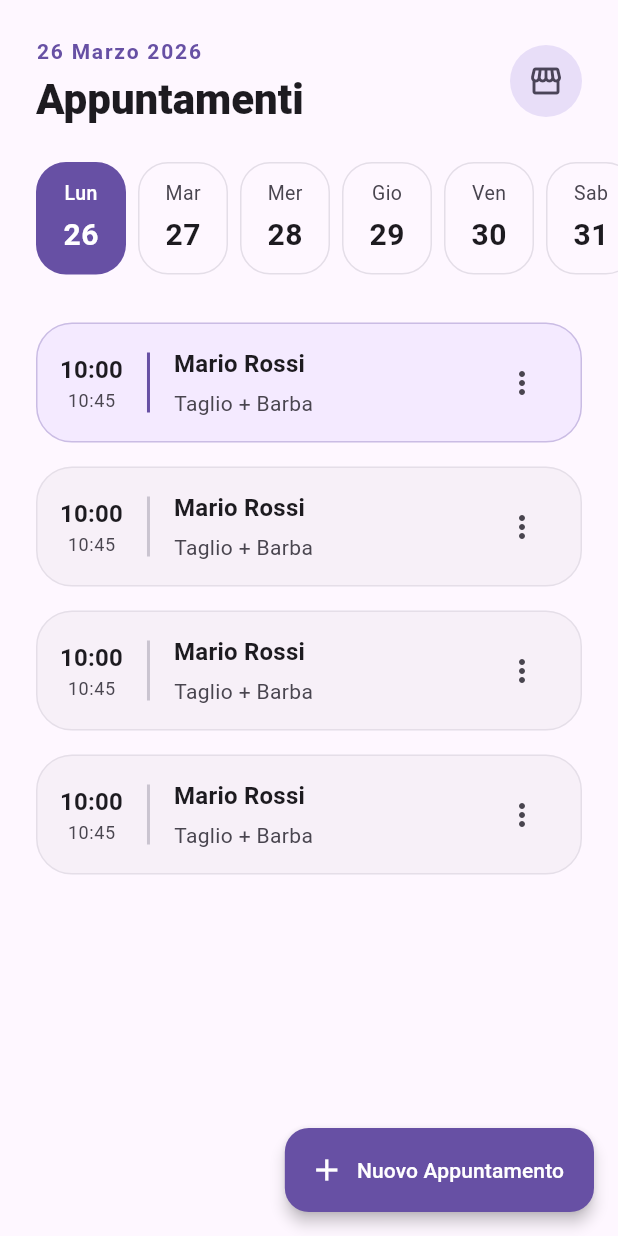
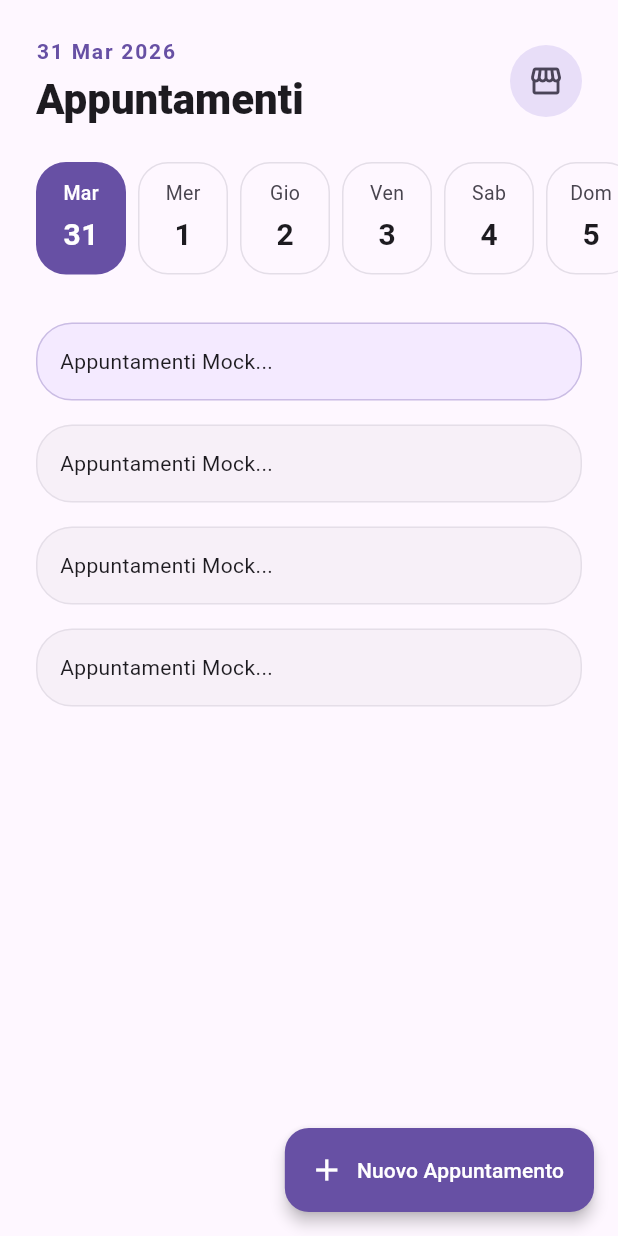
Before and after one commit to MauroPot2/shavette, a Flutter app: the DashboardScreen screen opened by its route, on a phone screen of 412 x 824 dp. Run offline on Flutter 3.47's test engine with Material 3 defaults, Android fonts, the phone set to English and light mode, and no system bars; our stand-ins replace cloud_firestore, firebase_auth, firebase_core, flutter_riverpod, go_router, google_sign_in; accounts and stored records are empty; generated files the repository leaves out were written again.

Commit message:
feat(ui): calendar

```diff
--- a/lib/features/dashboard/presentation/screens/dashboard_screen.dart
+++ b/lib/features/dashboard/presentation/screens/dashboard_screen.dart
@@ -1,13 +1,27 @@
 import 'package:flutter/material.dart';
+import 'package:flutter_riverpod/flutter_riverpod.dart';
+import 'package:flutter_riverpod/legacy.dart';
 import 'package:go_router/go_router.dart';
 
-class DashboardScreen extends StatelessWidget {
+// 1. IL CERVELLO DELLA DATA: Ricorda quale giorno ha selezionato il barbiere.
+// Di default parte dalla data e ora esatta di "oggi".
+final selectedDateProvider = StateProvider<DateTime>((ref) {
+  final now = DateTime.now();
+  // Resettiamo ore e minuti per avere una data "pulita" (es. 26 Marzo 00:00)
+  return DateTime(now.year, now.month, now.day);
+});
+
+// 2. TRASFORMIAMO IN CONSUMER WIDGET per poter ascoltare il provider
+class DashboardScreen extends ConsumerWidget {
   const DashboardScreen({super.key});
 
   @override
-  Widget build(BuildContext context) {
+  Widget build(BuildContext context, WidgetRef ref) {
     final theme = Theme.of(context);
     final colorScheme = theme.colorScheme;
+
+    // Ascoltiamo la data selezionata per aggiornare la UI dinamicamente
+    final selectedDate = ref.watch(selectedDateProvider);
 
     return Scaffold(
       backgroundColor: colorScheme.surface,
@@ -15,11 +29,10 @@ class DashboardScreen extends StatelessWidget {
         child: Column(
           crossAxisAlignment: CrossAxisAlignment.start,
           children: [
-            _buildCustomHeader(context),
+            _buildCustomHeader(context, selectedDate),
             const SizedBox(height: 24),
 
-            // LA NUOVA CALENDAR STRIP PREMIUM
-            _buildDateSelector(context),
+            _buildDateSelector(context, ref, selectedDate),
 
             const SizedBox(height: 24),
             Expanded(
@@ -34,15 +47,34 @@ class DashboardScreen extends StatelessWidget {
         },
         backgroundColor: colorScheme.primary,
         foregroundColor: colorScheme.onPrimary,
-        elevation: 4, // Leggermente più visibile
+        elevation: 4,
         icon: const Icon(Icons.add),
         label: const Text('Nuovo Appuntamento'),
       ),
     );
   }
 
-  Widget _buildCustomHeader(BuildContext context) {
+  Widget _buildCustomHeader(BuildContext context, DateTime selectedDate) {
     final theme = Theme.of(context);
+
+    // Un piccolo helper per i mesi in italiano
+    const mesi = [
+      'Gen',
+      'Feb',
+      'Mar',
+      'Apr',
+      'Mag',
+      'Giu',
+      'Lug',
+      'Ago',
+      'Set',
+      'Ott',
+      'Nov',
+      'Dic',
+    ];
+    final dataFormattata =
+        '${selectedDate.day} ${mesi[selectedDate.month - 1]} ${selectedDate.year}';
+
     return Padding(
       padding: const EdgeInsets.fromLTRB(24, 24, 24, 0),
       child: Row(
@@ -52,7 +84,7 @@ class DashboardScreen extends StatelessWidget {
             crossAxisAlignment: CrossAxisAlignment.start,
             children: [
               Text(
-                '26 Marzo 2026', // Data reale dinamica in futuro
+                dataFormattata, // ORA È DINAMICO!
                 style: theme.textTheme.titleSmall?.copyWith(
                   color: theme.colorScheme.primary,
                   fontWeight: FontWeight.bold,
@@ -82,29 +114,52 @@ class DashboardScreen extends StatelessWidget {
     );
   }
 
-  // --- LA MAGIA DELLA TOP APP: IL SELETTORE ORIZZONTALE ---
-  Widget _buildDateSelector(BuildContext context) {
+  Widget _buildDateSelector(
+    BuildContext context,
+    WidgetRef ref,
+    DateTime selectedDate,
+  ) {
     final theme = Theme.of(context);
 
-    // Nomi dei giorni finti per l'effetto visivo
-    final giorni = ['Lun', 'Mar', 'Mer', 'Gio', 'Ven', 'Sab'];
-    final date = [26, 27, 28, 29, 30, 31];
+    // Mappa dei giorni in italiano
+    const giorniSettimana = ['Lun', 'Mar', 'Mer', 'Gio', 'Ven', 'Sab', 'Dom'];
+
+    // Generiamo i prossimi 14 giorni a partire da "oggi"
+    final oggi = DateTime.now();
+    final dateGenerate = List.generate(14, (index) {
+      return DateTime(
+        oggi.year,
+        oggi.month,
+        oggi.day,
+      ).add(Duration(days: index));
+    });
 
     return SizedBox(
       height: 75,
       child: ListView.builder(
         scrollDirection: Axis.horizontal,
         padding: const EdgeInsets.symmetric(horizontal: 20),
-        itemCount: 6,
+        itemCount: dateGenerate.length,
         itemBuilder: (context, index) {
-          // Fingiamo che il primo elemento sia "Oggi" ed è quello selezionato
-          final isSelected = index == 0;
+          final data = dateGenerate[index];
 
-          return Container(
+          // Controlliamo se la data in questa "card" è quella attualmente selezionata nello stato
+          final isSelected = data.isAtSameMomentAs(selectedDate);
+
+          // data.weekday va da 1 (Lunedì) a 7 (Domenica). Sottraiamo 1 per l'indice dell'array.
+          final nomeGiorno = giorniSettimana[data.weekday - 1];
+
+          return GestureDetector(
+            onTap: () {
+              // Quando tocchi un giorno, aggiorniamo il Provider!
+              // Tutta la schermata si ricostruirà istantaneamente.
+              ref.read(selectedDateProvider.notifier).state = data;
+            },
+            child: AnimatedContainer(
+              duration: const Duration(milliseconds: 200),
               width: 60,
               margin: const EdgeInsets.symmetric(horizontal: 4),
               decoration: BoxDecoration(
-              // Se è selezionato si colora del brand, altrimenti è trasparente
                 color: isSelected
                     ? theme.colorScheme.primary
                     : Colors.transparent,
@@ -121,7 +176,7 @@ class DashboardScreen extends StatelessWidget {
                 mainAxisAlignment: MainAxisAlignment.center,
                 children: [
                   Text(
-                  giorni[index],
+                    nomeGiorno,
                     style: TextStyle(
                       color: isSelected
                           ? theme.colorScheme.onPrimary
@@ -134,7 +189,7 @@ class DashboardScreen extends StatelessWidget {
                   ),
                   const SizedBox(height: 4),
                   Text(
-                  date[index].toString(),
+                    data.day.toString(),
                     style: TextStyle(
                       color: isSelected
                           ? theme.colorScheme.onPrimary
@@ -145,27 +200,27 @@ class DashboardScreen extends StatelessWidget {
                   ),
                 ],
               ),
+            ),
           );
         },
       ),
     );
   }
 
+  // Questo per ora rimane finto, lo collegheremo a Firebase nel prossimo step!
   Widget _buildListaAppuntamentiFinta(BuildContext context) {
+    // ... (mantieni esattamente il tuo codice finto qui per ora)
     final theme = Theme.of(context);
 
     return ListView.builder(
       padding: const EdgeInsets.symmetric(horizontal: 24, vertical: 8),
       itemCount: 4,
       itemBuilder: (context, index) {
-        // Simuliamo che il primo appuntamento della lista sia quello "In Corso"
         final isInCorso = index == 0;
-
         return Card(
+          // ... il resto della tua card
           elevation: 0,
           margin: const EdgeInsets.only(bottom: 16),
-          /// Se è in corso, diamo uno sfondo leggermente colorato
-          /// col colore del brand
           color: isInCorso
               ? theme.colorScheme.primaryContainer.withValues(alpha: 0.5)
               : theme.colorScheme.surfaceContainerHighest.withValues(
@@ -179,71 +234,9 @@ class DashboardScreen extends StatelessWidget {
                   : theme.colorScheme.outlineVariant.withValues(alpha: 0.4),
             ),
           ),
-          child: Padding(
-            padding: const EdgeInsets.all(16),
-            child: Row(
-              children: [
-                // Colonna Orario
-                Column(
-                  children: [
-                    Text(
-                      '10:00',
-                      style: theme.textTheme.titleMedium?.copyWith(
-                        fontWeight: FontWeight.bold,
-                        color: theme.colorScheme.onSurface,
-                      ),
-                    ),
-                    Text(
-                      '10:45',
-                      style: theme.textTheme.bodySmall?.copyWith(
-                        color: theme.colorScheme.onSurfaceVariant,
-                      ),
-                    ),
-                  ],
-                ),
-
-                // Divisore verticale
-                Container(
-                  margin: const EdgeInsets.symmetric(horizontal: 16),
-                  width: 2,
-                  height: 40,
-                  color: isInCorso
-                      ? theme.colorScheme.primary
-                      : theme.colorScheme.outlineVariant,
-                ),
-
-                // Info Cliente
-                Expanded(
-                  child: Column(
-                    crossAxisAlignment: CrossAxisAlignment.start,
-                    children: [
-                      Text(
-                        'Mario Rossi',
-                        style: theme.textTheme.titleMedium?.copyWith(
-                          fontWeight: FontWeight.bold,
-                        ),
-                      ),
-                      const SizedBox(height: 4),
-                      Text(
-                        'Taglio + Barba',
-                        style: theme.textTheme.bodyMedium?.copyWith(
-                          color: theme.colorScheme.onSurfaceVariant,
-                        ),
-                      ),
-                    ],
-                  ),
-                ),
-
-                // Azione Rapida
-                IconButton(
-                  onPressed: () {},
-                  icon: Icon(
-                    Icons.more_vert,
-                    color: theme.colorScheme.onSurfaceVariant,
-                  ),
-                ),
-              ],
-            ),
+          child: const Padding(
+            padding: EdgeInsets.all(16),
+            child: Text('Appuntamenti Mock...'), // Placeholder per abbreviare
           ),
         );
       },
```
Also changed, not shown: lib/features/prenotazioni/presentation/screens/selezione_orario_screen.dart (+20 -14 lines), lib/features/prenotazioni/presentation/widgets/date_strip.dart (+46 -39 lines). Lines whose indentation alone changed are shown as unchanged.
